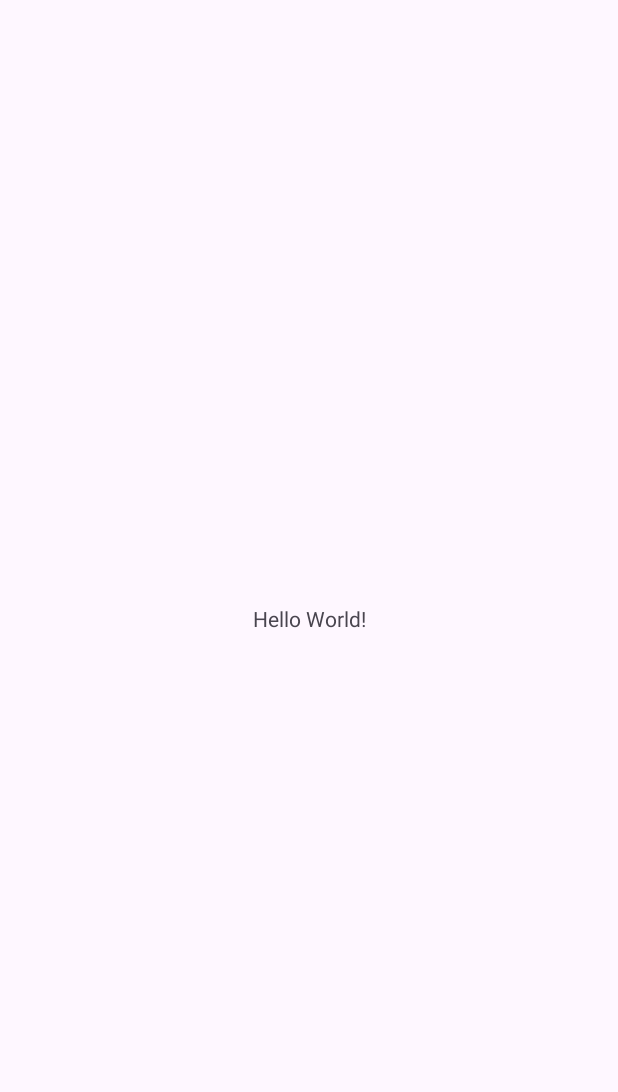
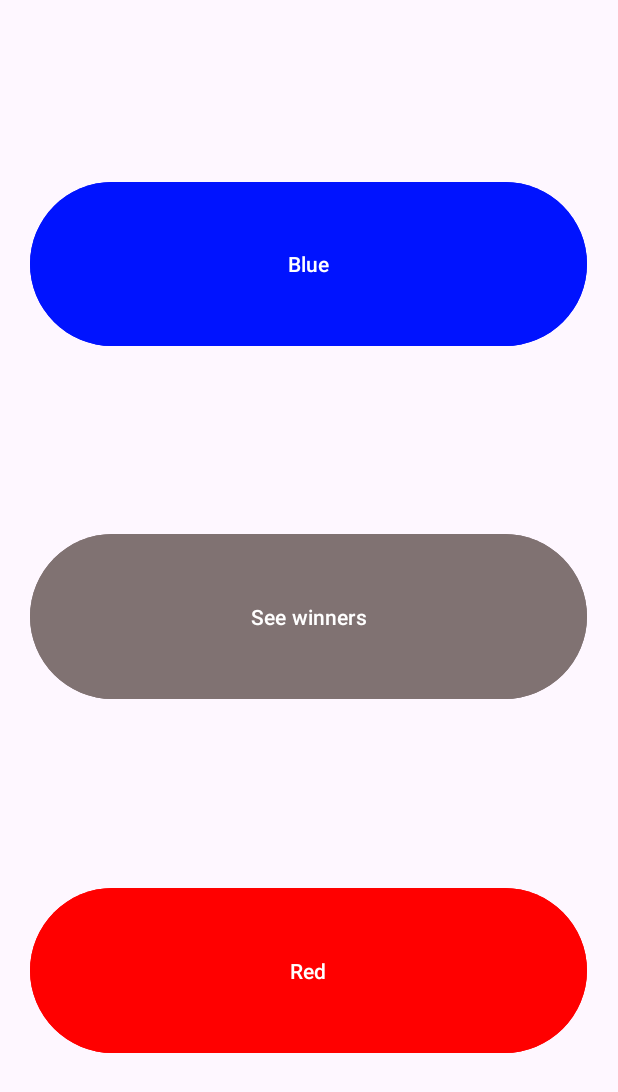
Before and after one commit to lv5207/Ex081, an Android app: the screen it shows after launch (MainActivity), on a phone screen of 412 x 824 dp. Before the commit the part shown is almost empty. Shown: the top 1092 px of the screen. Run offline under Robolectric (Android 15) with nearby library versions, the phone set to English and light mode, and no system bars.

Commit message:
Added XML setup

```diff
--- a/app/src/main/res/layout/activity_main.xml
+++ b/app/src/main/res/layout/activity_main.xml
@@ -1,5 +1,5 @@
 <?xml version="1.0" encoding="utf-8"?>
-<androidx.constraintlayout.widget.ConstraintLayout xmlns:android="http://schemas.android.com/apk/res/android"
+<LinearLayout xmlns:android="http://schemas.android.com/apk/res/android"
     xmlns:app="http://schemas.android.com/apk/res-auto"
     xmlns:tools="http://schemas.android.com/tools"
     android:id="@+id/main"
@@ -7,13 +7,66 @@
     android:layout_height="match_parent"
     tools:context=".MainActivity">
 
-    <TextView
-        android:layout_width="wrap_content"
+    <Space
+        android:layout_width="0dp"
         android:layout_height="wrap_content"
-        android:text="Hello World!"
-        app:layout_constraintBottom_toBottomOf="parent"
-        app:layout_constraintEnd_toEndOf="parent"
-        app:layout_constraintStart_toStartOf="parent"
-        app:layout_constraintTop_toTopOf="parent" />
+        android:layout_weight="5" />
 
-</androidx.constraintlayout.widget.ConstraintLayout>
+    <LinearLayout
+        android:layout_width="0dp"
+        android:layout_height="match_parent"
+        android:layout_weight="90"
+        android:orientation="vertical">
+
+        <Space
+            android:layout_width="match_parent"
+            android:layout_height="0dp"
+            android:layout_weight="1" />
+
+        <Button
+            android:id="@+id/btnBlue"
+            android:layout_width="match_parent"
+            android:layout_height="0dp"
+            android:layout_weight="1"
+            android:backgroundTint="#0013FF"
+            android:text="Blue"
+            android:textColorLink="#FF0000" />
+
+        <Space
+            android:layout_width="match_parent"
+            android:layout_height="0dp"
+            android:layout_weight="1" />
+
+        <Button
+            android:id="@+id/btnWinners"
+            android:layout_width="match_parent"
+            android:layout_height="0dp"
+            android:layout_weight="1"
+            android:backgroundTint="#807272"
+            android:text="See winners" />
+
+        <Space
+            android:layout_width="match_parent"
+            android:layout_height="0dp"
+            android:layout_weight="1" />
+
+        <Button
+            android:id="@+id/btnRed"
+            android:layout_width="match_parent"
+            android:layout_height="0dp"
+            android:layout_weight="1"
+            android:backgroundTint="#FF0000"
+            android:text="Red" />
+
+        <Space
+            android:layout_width="match_parent"
+            android:layout_height="0dp"
+            android:layout_weight="1" />
+
+    </LinearLayout>
+
+    <Space
+        android:layout_width="0dp"
+        android:layout_height="wrap_content"
+        android:layout_weight="5" />
+</LinearLayout>
```
Also changed, not shown: app/src/main/res/layout/activity_winners.xml (+59 -2 lines).
